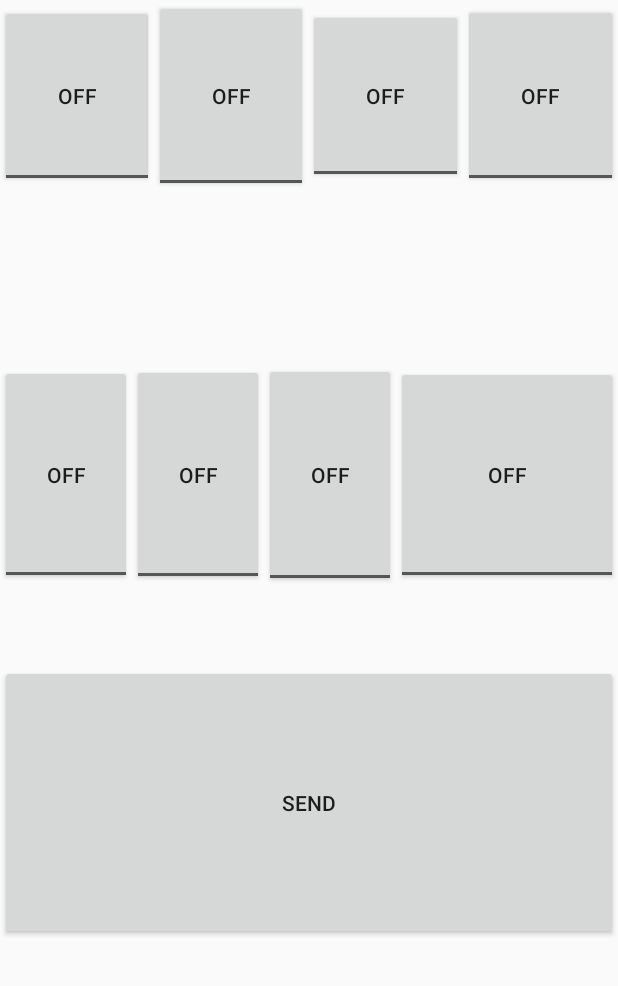
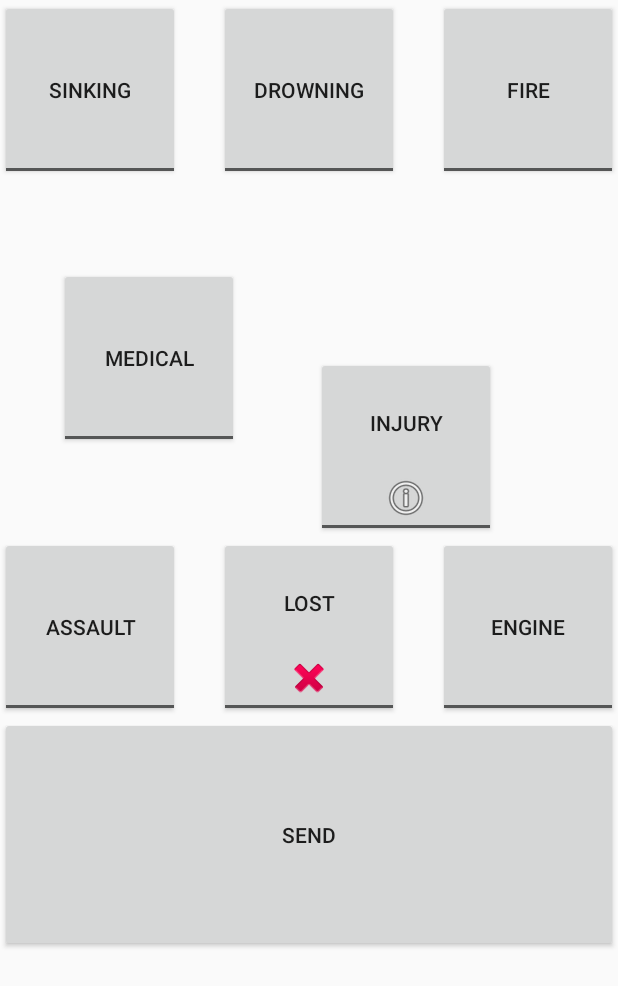
Before and after one commit to bournemouth2016/team-2, an Android app: the layout help.xml on its own in the app's theme, with its tools: preview values and no code run, on a phone screen of 412 x 824 dp. Shown: the top 986 px of the screen. Run offline under Robolectric (Android 15) with nearby library versions, the phone set to English and light mode, and no system bars.

Commit message:
Rejected commit: Default

```diff
--- a/help/app/src/main/res/layout/help.xml
+++ b/help/app/src/main/res/layout/help.xml
@@ -6,72 +6,97 @@
     android:weightSum="1"
     android:orientation="vertical">
 
-    <LinearLayout
-        android:orientation="horizontal"
+    <RelativeLayout
         android:layout_width="match_parent"
-        android:layout_height="39dp"
-        android:layout_weight="0.33">
+        android:layout_height="280dp"
+        android:layout_weight="0.40">
 
         <ToggleButton
             android:text="ToggleButton"
-            android:layout_width="wrap_content"
-            android:layout_height="121dp"
-            android:id="@+id/toggleButton5"
-            android:layout_weight="1" />
+            android:layout_width="120dp"
+            android:layout_height="120dp"
+            android:layout_alignParentTop="true"
+            android:layout_alignParentLeft="true"
+            android:textOff="SINKING"
+            android:textOn="SINKING"
+            android:id="@+id/toggleButton" />
 
         <ToggleButton
             android:text="ToggleButton"
-            android:layout_width="wrap_content"
-            android:layout_height="128dp"
-            android:id="@+id/toggleButton4"
-            android:layout_weight="1"
-            android:textSize="14sp" />
+            android:layout_width="120dp"
+            android:layout_height="120dp"
+            android:layout_alignParentTop="true"
+            android:layout_centerHorizontal="true"
+            android:textOff="DROWNING"
+            android:textOn="DROWNING"
+            android:id="@+id/toggleButton2" />
 
         <ToggleButton
             android:text="ToggleButton"
-            android:layout_width="wrap_content"
-            android:layout_height="116dp"
-            android:id="@+id/toggleButton2"
-            android:layout_weight="1" />
-
-        <ToggleButton
-            android:layout_width="wrap_content"
-            android:layout_height="122dp"
-            android:id="@+id/toggleButton"
-            android:layout_weight="1" />
-
-    </LinearLayout>
-
-    <LinearLayout
-        android:orientation="horizontal"
-        android:layout_width="match_parent"
-        android:layout_height="122dp"
-        android:layout_weight="0.13">
+            android:layout_width="120dp"
+            android:layout_height="120dp"
+            android:layout_alignParentTop="true"
+            android:layout_alignParentRight="true"
+            android:textOff="FIRE"
+            android:textOn="FIRE"
+            android:id="@+id/toggleButton3" />
 
         <ToggleButton
             android:text="ToggleButton"
-            android:layout_width="wrap_content"
-            android:layout_height="146dp"
-            android:id="@+id/toggleButton11" />
+            android:layout_width="120dp"
+            android:layout_height="120dp"
+            android:layout_alignParentBottom="true"
+            android:layout_alignParentLeft="true"
+            android:textOff="ASSAULT"
+            android:textOn="ASSAULT"
+            android:id="@+id/toggleButton4" />
 
         <ToggleButton
             android:text="ToggleButton"
-            android:layout_width="wrap_content"
-            android:layout_height="147dp"
-            android:id="@+id/toggleButton10" />
+            android:layout_width="120dp"
+            android:layout_height="120dp"
+            android:layout_marginLeft="39dp"
+            android:id="@+id/toggleButton7"
+            android:layout_centerVertical="true"
+            android:layout_alignParentLeft="true"
+            android:saveEnabled="true"
+            android:textOff="MEDICAL"
+            android:textOn="MEDICAL"
+            android:scrollHorizontally="false" />
 
         <ToggleButton
             android:text="ToggleButton"
-            android:layout_width="wrap_content"
-            android:layout_height="149dp"
-            android:id="@+id/toggleButton9" />
+            android:layout_width="120dp"
+            android:layout_height="120dp"
+            android:id="@+id/toggleButton5"
+            android:layout_alignTop="@+id/toggleButton4"
+            android:layout_alignLeft="@+id/toggleButton2"
+            android:textOff="LOST"
+            android:textOn="LOST"
+            android:drawableBottom="@android:drawable/ic_delete"/>
 
         <ToggleButton
             android:text="ToggleButton"
-            android:layout_width="match_parent"
-            android:layout_height="145dp"
-            android:id="@+id/toggleButton8" />
-    </LinearLayout>
+            android:layout_width="120dp"
+            android:layout_height="120dp"
+            android:id="@+id/toggleButton8"
+            android:layout_marginLeft="51dp"
+            android:layout_above="@+id/toggleButton6"
+            android:layout_toRightOf="@+id/toggleButton7"
+            android:textOff="INJURY"
+            android:textOn="INJURY"
+            android:drawableBottom="@android:drawable/ic_menu_info_details"/>
+
+        <ToggleButton
+            android:text="ToggleButton"
+            android:layout_width="120dp"
+            android:layout_height="120dp"
+            android:id="@+id/toggleButton6"
+            android:layout_alignParentBottom="true"
+            android:textOff="ENGINE"
+            android:textOn="ENGINE"
+            android:layout_alignParentRight="true" />
+    </RelativeLayout>
 
     <Button
         android:text="Send"
```
